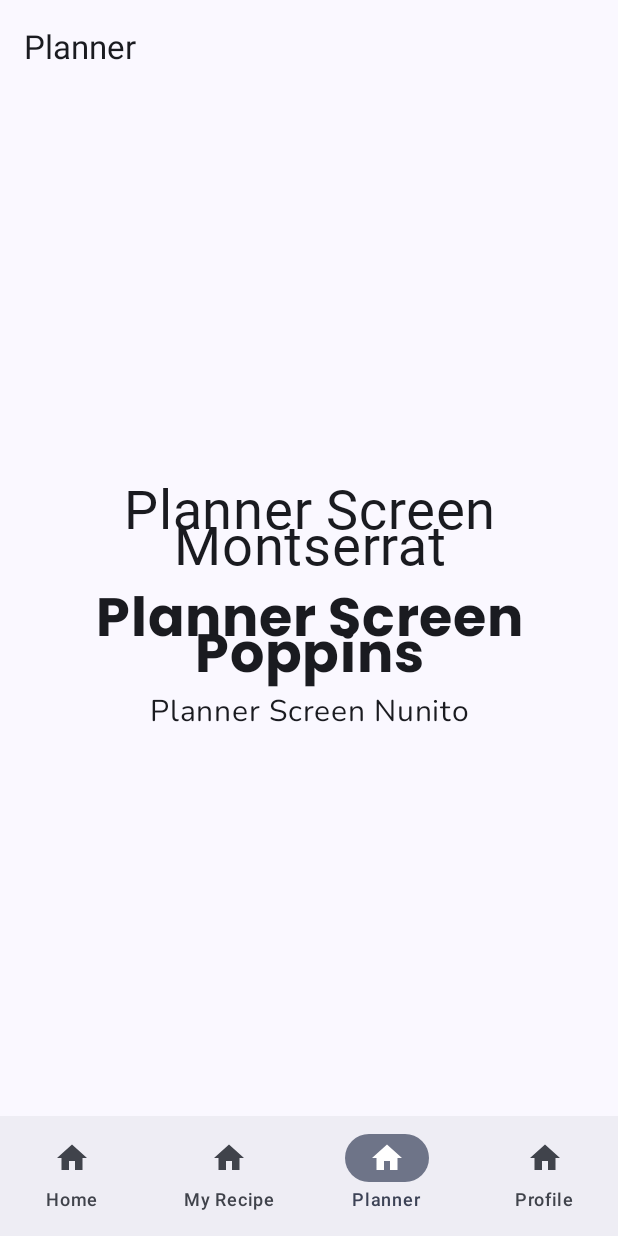
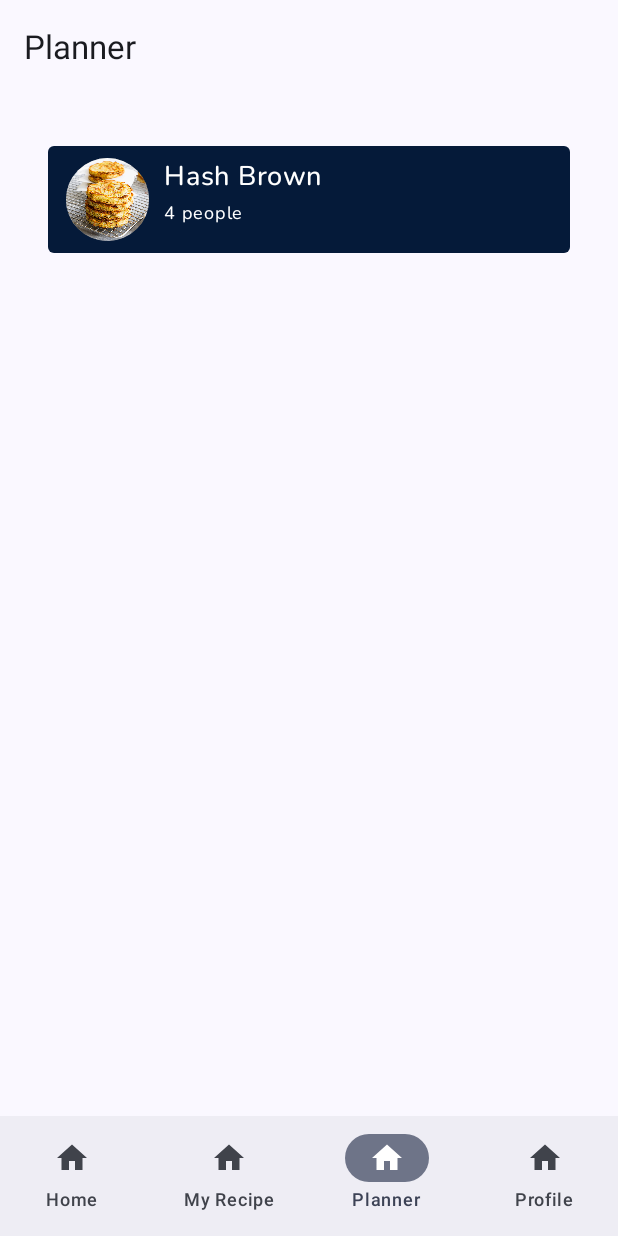
Before and after one commit to wesleyaldrich/pancook, an Android app built with Jetpack Compose: the PlannerScreen screen opened through its navigation route, on a phone screen of 412 x 824 dp. Run offline under Robolectric (Android 15) with nearby library versions, the phone set to English and light mode, and no system bars; Roboto replaces fonts that are not available here.

Commit message:
Design PlanItem UI

```diff
--- a/app/src/main/java/com/wesleyaldrich/pancook/ui/screens/PlannerScreen.kt
+++ b/app/src/main/java/com/wesleyaldrich/pancook/ui/screens/PlannerScreen.kt
@@ -1,14 +1,30 @@
 package com.wesleyaldrich.pancook.ui.screens
 
+import androidx.compose.foundation.Image
+import androidx.compose.foundation.background
 import androidx.compose.foundation.layout.Arrangement
 import androidx.compose.foundation.layout.Box
 import androidx.compose.foundation.layout.Column
+import androidx.compose.foundation.layout.Row
+import androidx.compose.foundation.layout.Spacer
 import androidx.compose.foundation.layout.fillMaxSize
 import androidx.compose.foundation.layout.fillMaxWidth
+import androidx.compose.foundation.layout.height
+import androidx.compose.foundation.layout.padding
+import androidx.compose.foundation.layout.size
+import androidx.compose.foundation.layout.width
+import androidx.compose.foundation.lazy.LazyColumn
+import androidx.compose.foundation.shape.CircleShape
+import androidx.compose.foundation.shape.RoundedCornerShape
+import androidx.compose.material3.Icon
 import androidx.compose.material3.Text
 import androidx.compose.runtime.Composable
 import androidx.compose.ui.Alignment
 import androidx.compose.ui.Modifier
+import androidx.compose.ui.draw.clip
+import androidx.compose.ui.graphics.Color
+import androidx.compose.ui.res.colorResource
+import androidx.compose.ui.res.painterResource
 import androidx.compose.ui.text.font.Font
 import androidx.compose.ui.text.font.FontFamily
 import androidx.compose.ui.text.font.FontWeight
@@ -19,6 +35,7 @@ import androidx.compose.ui.unit.DpSize
 import androidx.compose.ui.unit.IntSize
 import androidx.compose.ui.unit.TextUnit
 import androidx.compose.ui.unit.dp
+import com.wesleyaldrich.pancook.R
 import com.wesleyaldrich.pancook.ui.theme.inter
 import com.wesleyaldrich.pancook.ui.theme.montserrat
 import com.wesleyaldrich.pancook.ui.theme.nunito
@@ -39,35 +56,87 @@ fun CenteredTextBox(text: String, family: FontFamily, weight: FontWeight = FontW
 fun PlannerScreen() {
     Column(
         modifier = Modifier
-            .fillMaxSize(),
-        verticalArrangement = Arrangement.Center,
-        horizontalAlignment = Alignment.CenterHorizontally
+            .fillMaxSize()
+            .padding(
+                20.dp, 25.dp
+            )
     ) {
-        Text(
-            text = "Planner Screen Montserrat",
-            textAlign = TextAlign.Center,
-            fontFamily = montserrat, // make sure this is correct
-            fontWeight = FontWeight.Bold,
-            fontSize = 36.sp
-        )
-        Text(
-            text = "Planner Screen Poppins",
-            textAlign = TextAlign.Center,
-            fontFamily = poppins, // make sure this is correct
-            fontWeight = FontWeight.Bold,
-            fontSize = 36.sp
-        )
-        Text(
-            text = "Planner Screen Nunito",
-            fontFamily = nunito, // make sure this is correct
-            textAlign = TextAlign.Center,
-            fontSize = 20.sp
-        )
+        PlanItem("Hash Brown", 4)
+    }
+}
+
+@Composable
+fun DateSectionItem() {
+
+}
+
+@Composable
+fun PlanItem(title :String, serveCount : Int) {
+    Box(
+        modifier = Modifier
+            .padding(12.dp, 8.dp)
+            .background(
+                color = colorResource(id = R.color.primary),
+                shape = RoundedCornerShape(4.dp)
+            )
+    ) {
+        Row(
+            modifier = Modifier
+                .fillMaxWidth()
+                .padding(horizontal = 12.dp, vertical = 8.dp)
+                ,
+            verticalAlignment = Alignment.CenterVertically
+        ) {
+            Box(
+                modifier = Modifier
+                    .size(55.dp)
+                    .clip(CircleShape)
+                    .background(Color.Gray)
+            ) {
+                Image(
+                    painter = painterResource(id = R.drawable.hash_brown),
+                    contentDescription = null
+                )
+            }
+
+            Spacer(modifier = Modifier.width(10.dp))
+
+            Column(
+                modifier = Modifier
+                    .weight(1f)
+                    .align(Alignment.Top)
+            ) {
+                Text(
+                    text = title,
+                    fontFamily = nunito,
+                    fontWeight = FontWeight.Medium,
+                    fontSize = 18.sp,
+                    color = Color.White
+                )
+                Spacer(modifier = Modifier.height(0.dp))
+                Text(
+                    text = "$serveCount " +
+                            "people",
+                    fontFamily = nunito,
+                    fontWeight = FontWeight.Normal,
+                    fontSize = 12.sp,
+                    color = Color.White
+                )
+            }
+
+            Spacer(modifier = Modifier.width(10.dp))
+
+            Row (
+                modifier = Modifier
+            ) {
+
+            }
+        }
     }
 }
 
 @Preview(showSystemUi = true)
 @Composable
 private fun PlannerPagePreview () {
-    PlannerScreen()
+//    PlannerScreen()
 }
--- a/app/src/main/res/values/colors.xml
+++ b/app/src/main/res/values/colors.xml
@@ -5,6 +5,10 @@
     <color name="purple_700">#FF3700B3</color>
     <color name="teal_200">#FF03DAC5</color>
     <color name="teal_700">#FF018786</color>
+    <color name="primary">#051A39</color>
+    <color name="secondary">#293F4E</color>
+    <color name="accent_blue">#B1DDF2</color>
+    <color name="accent_yellow">#F8FFEC</color>
     <color name="black">#FF000000</color>
     <color name="white">#FFFFFFFF</color>
 </resources>
```
Also changed, not shown: app/src/main/res/drawable/hash_brown.jpg (added).
